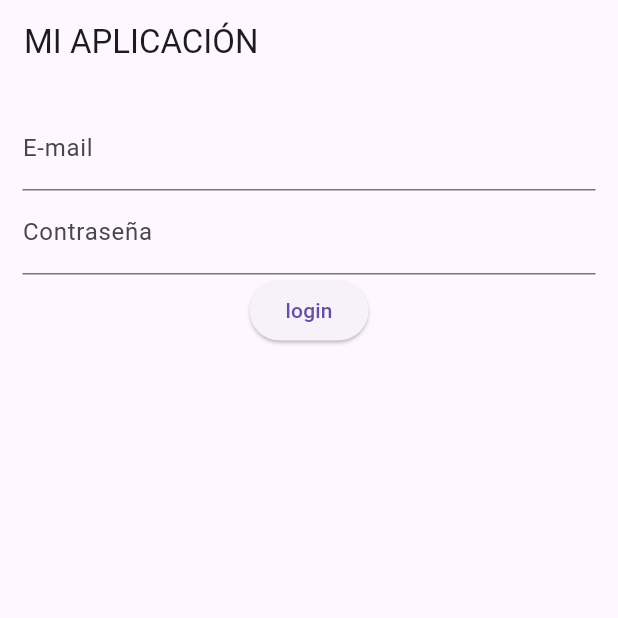
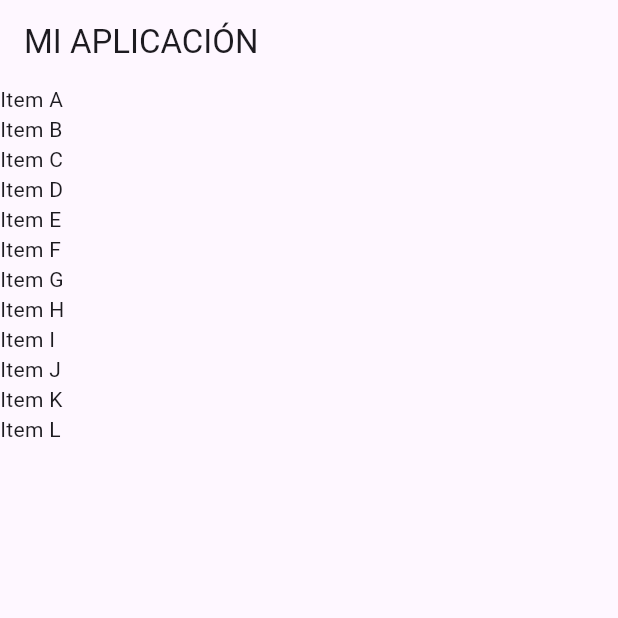
Before and after one commit to MelanyRM25/pokemon_flutterAPI, a Flutter app: the screen it shows after launch, on a phone screen of 412 x 824 dp, the top half of it. Run offline on Flutter 3.47's test engine with Material 3 defaults, Android fonts, the phone set to English and light mode, and no system bars.

Commit message:
Creamos la lista estatica

```diff
--- a/lib/pages/home.dart
+++ b/lib/pages/home.dart
@@ -1,4 +1,6 @@
 import 'package:flutter/material.dart';
+import 'dart:convert' as convert;
+import 'package:http/http.dart' as http;
 
 class Home extends StatefulWidget {
   const Home({super.key});
@@ -11,32 +13,41 @@ class _HomeState extends State<Home> {
   TextEditingController emailController = TextEditingController();
   TextEditingController passwordController = TextEditingController();
 
+  void login() async {
+    var url = Uri.https('localhost:8000/api/login');
+    var response = await http.get(url);
+
+    if (response.statusCode == 200) {
+      var jsonResponse =
+          convert.jsonDecode(response.body) as Map<String, dynamic>;
+      var itemCount = jsonResponse['totalItems'];
+      print('Number of books about http: $itemCount.');
+    } else {
+      print('Request failed with status: ${response.statusCode}.');
+    }
+  }
+
   @override
   Widget build(BuildContext context) {
     return Scaffold(
         appBar: AppBar(
           title: Text("MI APLICACIÓN"),
         ),
-        body: Padding(
-          padding: const EdgeInsets.all(15.0),
-          child: Column(
-            children: [
-              TextField(
-                controller: emailController,
-                decoration: InputDecoration(labelText: "E-mail"),
-              ),
-              TextField(
-                controller: passwordController,
-                decoration: InputDecoration(labelText: "Contraseña"),
-              ),
-              ElevatedButton(
-                  onPressed: () {
-                    print(emailController.text);
-                    print(passwordController.text);
-                  },
-                  child: Text("login"))
-            ],
-          ),
+        body: ListView(
+          children: [
+            Text("Item A"),
+            Text("Item B"),
+            Text("Item C"),
+            Text("Item D"),
+            Text("Item E"),
+            Text("Item F"),
+            Text("Item G"),
+            Text("Item H"),
+            Text("Item I"),
+            Text("Item J"),
+            Text("Item K"),
+            Text("Item L"),
+          ],
         ));
   }
 }
```
